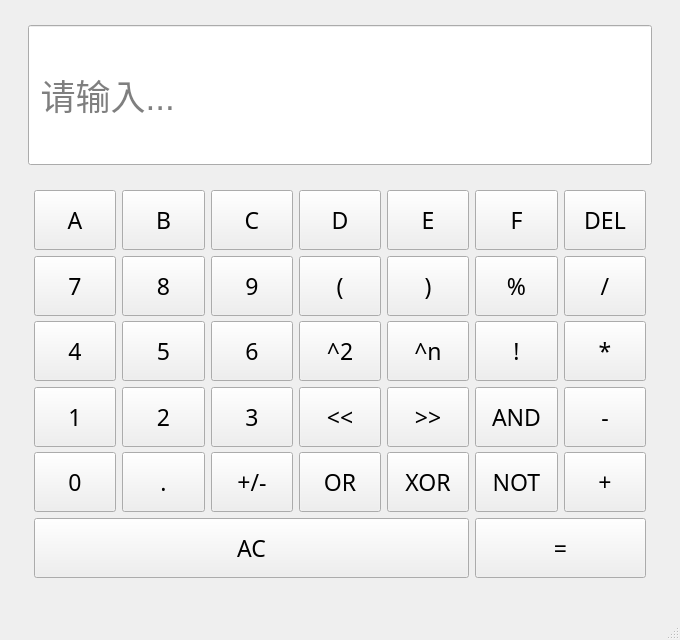
Above: mainwindow.ui from s3loy/HexCalculator before the change. Below: the same form after it.
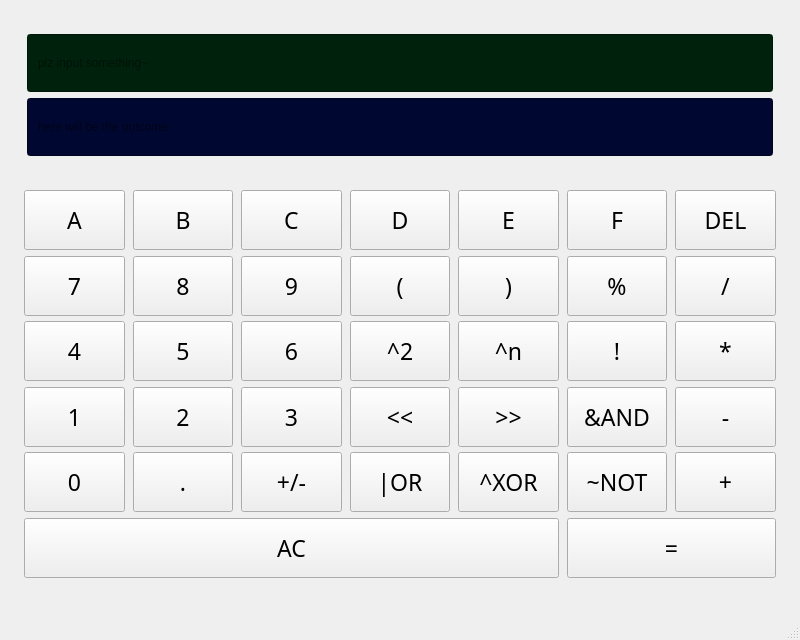
That is the form after the change.

Commit message: feat: Add fundamental calulator functions

Diff of the .ui file:
```diff
--- a/mainwindow.ui
+++ b/mainwindow.ui
@@ -6,19 +6,19 @@
    <rect>
     <x>0</x>
     <y>0</y>
-    <width>680</width>
+    <width>800</width>
     <height>640</height>
    </rect>
   </property>
   <property name="minimumSize">
    <size>
-    <width>680</width>
+    <width>800</width>
     <height>640</height>
    </size>
   </property>
   <property name="maximumSize">
    <size>
-    <width>680</width>
+    <width>800</width>
     <height>640</height>
    </size>
   </property>
@@ -59,94 +59,57 @@
     </item>
     <item>
      <widget class="QWidget" name="containerWidget" native="true">
-      <layout class="QHBoxLayout" name="horizontalLayout">
+      <layout class="QVBoxLayout" name="verticalLayout_2">
        <item>
-        <spacer name="horizontalSpacer_3">
-         <property name="orientation">
-          <enum>Qt::Orientation::Horizontal</enum>
-         </property>
-         <property name="sizeType">
-          <enum>QSizePolicy::Policy::Minimum</enum>
-         </property>
-         <property name="sizeHint" stdset="0">
-          <size>
-           <width>10</width>
-           <height>20</height>
-          </size>
-         </property>
-        </spacer>
-       </item>
-       <item>
-        <widget class="QLineEdit" name="displayLineEdit">
-         <property name="sizePolicy">
-          <sizepolicy hsizetype="Expanding" vsizetype="Preferred">
-           <horstretch>0</horstretch>
-           <verstretch>0</verstretch>
-          </sizepolicy>
-         </property>
+        <widget class="QWidget" name="displayPanel" native="true">
          <property name="minimumSize">
           <size>
            <width>70</width>
            <height>140</height>
           </size>
          </property>
-         <property name="maximumSize">
-          <size>
-           <width>16777215</width>
-           <height>140</height>
-          </size>
-         </property>
-         <property name="font">
-          <font>
-           <pointsize>26</pointsize>
-           <fontweight>Medium</fontweight>
-          </font>
-         </property>
-         <property name="cursor">
-          <cursorShape>BlankCursor</cursorShape>
-         </property>
-         <property name="mouseTracking">
-          <bool>false</bool>
-         </property>
-         <property name="tabletTracking">
-          <bool>false</bool>
-         </property>
-         <property name="acceptDrops">
-          <bool>false</bool>
-         </property>
-         <property name="whatsThis">
-          <string/>
-         </property>
-         <property name="autoFillBackground">
-          <bool>false</bool>
-         </property>
-         <property name="alignment">
-          <set>Qt::AlignmentFlag::AlignLeading|Qt::AlignmentFlag::AlignLeft|Qt::AlignmentFlag::AlignVCenter</set>
-         </property>
-         <property name="readOnly">
-          <bool>true</bool>
-         </property>
-         <property name="placeholderText">
-          <string> 请输入...</string>
-         </property>
+         <layout class="QVBoxLayout" name="verticalLayout_3">
+          <item>
+           <widget class="QLineEdit" name="exprLineEdit">
+            <property name="sizePolicy">
+             <sizepolicy hsizetype="Expanding" vsizetype="Expanding">
+              <horstretch>0</horstretch>
+              <verstretch>0</verstretch>
+             </sizepolicy>
+            </property>
+            <property name="styleSheet">
+             <string notr="true">padding-left: 8px;background-color: rgb(0, 34, 12)</string>
+            </property>
+            <property name="readOnly">
+             <bool>false</bool>
+            </property>
+            <property name="placeholderText">
+             <string>plz input something~</string>
+            </property>
+           </widget>
+          </item>
+          <item>
+           <widget class="QLineEdit" name="resultLineEdit">
+            <property name="sizePolicy">
+             <sizepolicy hsizetype="Expanding" vsizetype="Expanding">
+              <horstretch>0</horstretch>
+              <verstretch>0</verstretch>
+             </sizepolicy>
+            </property>
+            <property name="styleSheet">
+             <string notr="true">padding-left: 8px;background-color: rgb(0, 7, 48)</string>
+            </property>
+            <property name="readOnly">
+             <bool>true</bool>
+            </property>
+            <property name="placeholderText">
+             <string>here will be the outcome</string>
+            </property>
+           </widget>
+          </item>
+         </layout>
         </widget>
        </item>
-       <item>
-        <spacer name="horizontalSpacer_4">
-         <property name="orientation">
-          <enum>Qt::Orientation::Horizontal</enum>
-         </property>
-         <property name="sizeType">
-          <enum>QSizePolicy::Policy::Minimum</enum>
-         </property>
-         <property name="sizeHint" stdset="0">
-          <size>
-           <width>10</width>
-           <height>20</height>
-          </size>
-         </property>
-        </spacer>
-       </item>
       </layout>
      </widget>
     </item>
@@ -185,7 +148,10 @@
        <property name="bottomMargin">
         <number>15</number>
        </property>
-       <item row="3" column="1">
+       <property name="horizontalSpacing">
+        <number>8</number>
+       </property>
+       <item row="3" column="0">
         <widget class="QPushButton" name="btn1">
          <property name="sizePolicy">
           <sizepolicy hsizetype="Minimum" vsizetype="MinimumExpanding">
@@ -204,7 +170,7 @@
          </property>
         </widget>
        </item>
-       <item row="1" column="3">
+       <item row="1" column="2">
         <widget class="QPushButton" name="btn9">
          <property name="sizePolicy">
           <sizepolicy hsizetype="Minimum" vsizetype="MinimumExpanding">
@@ -223,7 +189,7 @@
          </property>
         </widget>
        </item>
-       <item row="2" column="3">
+       <item row="2" column="2">
         <widget class="QPushButton" name="btn6">
          <property name="sizePolicy">
           <sizepolicy hsizetype="Minimum" vsizetype="MinimumExpanding">
@@ -242,7 +208,7 @@
          </property>
         </widget>
        </item>
-       <item row="2" column="1">
+       <item row="2" column="0">
         <widget class="QPushButton" name="btn4">
          <property name="sizePolicy">
           <sizepolicy hsizetype="Minimum" vsizetype="MinimumExpanding">
@@ -261,7 +227,7 @@
          </property>
         </widget>
        </item>
-       <item row="2" column="6">
+       <item row="2" column="5">
         <widget class="QPushButton" name="btnFactorial">
          <property name="sizePolicy">
           <sizepolicy hsizetype="Minimum" vsizetype="MinimumExpanding">
@@ -280,7 +246,7 @@
          </property>
         </widget>
        </item>
-       <item row="2" column="5">
+       <item row="2" column="4">
         <widget class="QPushButton" name="btnPower">
          <property name="sizePolicy">
           <sizepolicy hsizetype="Minimum" vsizetype="MinimumExpanding">
@@ -299,7 +265,7 @@
          </property>
         </widget>
        </item>
-       <item row="4" column="5">
+       <item row="4" column="4">
         <widget class="QPushButton" name="btnXor">
          <property name="sizePolicy">
           <sizepolicy hsizetype="Minimum" vsizetype="MinimumExpanding">
@@ -314,11 +280,11 @@
           </size>
          </property>
          <property name="text">
-          <string>XOR</string>
+          <string>^XOR</string>
          </property>
         </widget>
        </item>
-       <item row="1" column="7">
+       <item row="1" column="6">
         <widget class="QPushButton" name="btnDivide">
          <property name="sizePolicy">
           <sizepolicy hsizetype="Minimum" vsizetype="MinimumExpanding">
@@ -337,7 +303,7 @@
          </property>
         </widget>
        </item>
-       <item row="1" column="2">
+       <item row="1" column="1">
         <widget class="QPushButton" name="btn8">
          <property name="sizePolicy">
           <sizepolicy hsizetype="Minimum" vsizetype="MinimumExpanding">
@@ -356,7 +322,7 @@
          </property>
         </widget>
        </item>
-       <item row="1" column="4">
+       <item row="1" column="3">
         <widget class="QPushButton" name="btnLeftParen">
          <property name="sizePolicy">
           <sizepolicy hsizetype="Minimum" vsizetype="MinimumExpanding">
@@ -375,7 +341,7 @@
          </property>
         </widget>
        </item>
-       <item row="2" column="7">
+       <item row="2" column="6">
         <widget class="QPushButton" name="btnMultiply">
          <property name="sizePolicy">
           <sizepolicy hsizetype="Minimum" vsizetype="MinimumExpanding">
@@ -394,7 +360,7 @@
          </property>
         </widget>
        </item>
-       <item row="1" column="5">
+       <item row="1" column="4">
         <widget class="QPushButton" name="btnRightParen">
          <property name="sizePolicy">
           <sizepolicy hsizetype="Minimum" vsizetype="MinimumExpanding">
@@ -413,7 +379,7 @@
          </property>
         </widget>
        </item>
-       <item row="3" column="5">
+       <item row="3" column="4">
         <widget class="QPushButton" name="btnRightShift">
          <property name="sizePolicy">
           <sizepolicy hsizetype="Minimum" vsizetype="MinimumExpanding">
@@ -432,7 +398,7 @@
          </property>
         </widget>
        </item>
-       <item row="0" column="3">
+       <item row="0" column="2">
         <widget class="QPushButton" name="btnC">
          <property name="sizePolicy">
           <sizepolicy hsizetype="Minimum" vsizetype="MinimumExpanding">
@@ -451,7 +417,7 @@
          </property>
         </widget>
        </item>
-       <item row="2" column="2">
+       <item row="2" column="1">
         <widget class="QPushButton" name="btn5">
          <property name="sizePolicy">
           <sizepolicy hsizetype="Minimum" vsizetype="MinimumExpanding">
@@ -470,7 +436,7 @@
          </property>
         </widget>
        </item>
-       <item row="4" column="4">
+       <item row="4" column="3">
         <widget class="QPushButton" name="btnOr">
          <property name="sizePolicy">
           <sizepolicy hsizetype="Minimum" vsizetype="MinimumExpanding">
@@ -485,11 +451,11 @@
           </size>
          </property>
          <property name="text">
-          <string>OR</string>
+          <string>|OR</string>
          </property>
         </widget>
        </item>
-       <item row="5" column="6" colspan="2">
+       <item row="5" column="5" colspan="2">
         <widget class="QPushButton" name="btnEqual">
          <property name="sizePolicy">
           <sizepolicy hsizetype="Minimum" vsizetype="MinimumExpanding">
@@ -508,7 +474,7 @@
          </property>
         </widget>
        </item>
-       <item row="4" column="3">
+       <item row="4" column="2">
         <widget class="QPushButton" name="btnNegate">
          <property name="sizePolicy">
           <sizepolicy hsizetype="Minimum" vsizetype="MinimumExpanding">
@@ -527,7 +493,7 @@
          </property>
         </widget>
        </item>
-       <item row="2" column="4">
+       <item row="2" column="3">
         <widget class="QPushButton" name="btnSquare">
          <property name="sizePolicy">
           <sizepolicy hsizetype="Minimum" vsizetype="MinimumExpanding">
@@ -546,7 +512,7 @@
          </property>
         </widget>
        </item>
-       <item row="3" column="6">
+       <item row="3" column="5">
         <widget class="QPushButton" name="btnAnd">
          <property name="sizePolicy">
           <sizepolicy hsizetype="Minimum" vsizetype="MinimumExpanding">
@@ -561,11 +527,11 @@
           </size>
          </property>
          <property name="text">
-          <string>AND</string>
+          <string>&amp;&amp;AND</string>
          </property>
         </widget>
        </item>
-       <item row="0" column="5">
+       <item row="0" column="4">
         <widget class="QPushButton" name="btnE">
          <property name="sizePolicy">
           <sizepolicy hsizetype="Minimum" vsizetype="MinimumExpanding">
@@ -584,7 +550,7 @@
          </property>
         </widget>
        </item>
-       <item row="4" column="2">
+       <item row="4" column="1">
         <widget class="QPushButton" name="btnDot">
          <property name="sizePolicy">
           <sizepolicy hsizetype="Minimum" vsizetype="MinimumExpanding">
@@ -603,7 +569,7 @@
          </property>
         </widget>
        </item>
-       <item row="0" column="4">
+       <item row="0" column="3">
         <widget class="QPushButton" name="btnD">
          <property name="sizePolicy">
           <sizepolicy hsizetype="Minimum" vsizetype="MinimumExpanding">
@@ -622,7 +588,7 @@
          </property>
         </widget>
        </item>
-       <item row="1" column="6">
+       <item row="1" column="5">
         <widget class="QPushButton" name="btnModulo">
          <property name="sizePolicy">
           <sizepolicy hsizetype="Minimum" vsizetype="MinimumExpanding">
@@ -641,7 +607,7 @@
          </property>
         </widget>
        </item>
-       <item row="3" column="4">
+       <item row="3" column="3">
         <widget class="QPushButton" name="btnLeftShift">
          <property name="sizePolicy">
           <sizepolicy hsizetype="Minimum" vsizetype="MinimumExpanding">
@@ -660,7 +626,7 @@
          </property>
         </widget>
        </item>
-       <item row="4" column="6">
+       <item row="4" column="5">
         <widget class="QPushButton" name="btnNot">
          <property name="sizePolicy">
           <sizepolicy hsizetype="Minimum" vsizetype="MinimumExpanding">
@@ -675,11 +641,11 @@
           </size>
          </property>
          <property name="text">
-          <string>NOT</string>
+          <string>~NOT</string>
          </property>
         </widget>
        </item>
-       <item row="5" column="1" colspan="5">
+       <item row="5" column="0" colspan="5">
         <widget class="QPushButton" name="btnClear">
          <property name="sizePolicy">
           <sizepolicy hsizetype="Minimum" vsizetype="MinimumExpanding">
@@ -698,7 +664,7 @@
          </property>
         </widget>
        </item>
-       <item row="3" column="7">
+       <item row="3" column="6">
         <widget class="QPushButton" name="btnMinus">
          <property name="sizePolicy">
           <sizepolicy hsizetype="Minimum" vsizetype="MinimumExpanding">
@@ -717,7 +683,7 @@
          </property>
         </widget>
        </item>
-       <item row="0" column="6">
+       <item row="0" column="5">
         <widget class="QPushButton" name="btnF">
          <property name="sizePolicy">
           <sizepolicy hsizetype="Minimum" vsizetype="MinimumExpanding">
@@ -736,7 +702,7 @@
          </property>
         </widget>
        </item>
-       <item row="0" column="2">
+       <item row="0" column="1">
         <widget class="QPushButton" name="btnB">
          <property name="sizePolicy">
           <sizepolicy hsizetype="Minimum" vsizetype="MinimumExpanding">
@@ -755,7 +721,7 @@
          </property>
         </widget>
        </item>
-       <item row="0" column="1">
+       <item row="0" column="0">
         <widget class="QPushButton" name="btnA">
          <property name="sizePolicy">
           <sizepolicy hsizetype="Minimum" vsizetype="MinimumExpanding">
@@ -782,7 +748,7 @@
          </property>
         </widget>
        </item>
-       <item row="3" column="2">
+       <item row="3" column="1">
         <widget class="QPushButton" name="btn2">
          <property name="sizePolicy">
           <sizepolicy hsizetype="Minimum" vsizetype="MinimumExpanding">
@@ -801,7 +767,7 @@
          </property>
         </widget>
        </item>
-       <item row="3" column="3">
+       <item row="3" column="2">
         <widget class="QPushButton" name="btn3">
          <property name="sizePolicy">
           <sizepolicy hsizetype="Minimum" vsizetype="MinimumExpanding">
@@ -820,23 +786,7 @@
          </property>
         </widget>
        </item>
-       <item row="3" column="8">
-        <spacer name="horizontalSpacer_2">
-         <property name="orientation">
-          <enum>Qt::Orientation::Horizontal</enum>
-         </property>
-         <property name="sizeType">
-          <enum>QSizePolicy::Policy::Minimum</enum>
-         </property>
-         <property name="sizeHint" stdset="0">
-          <size>
-           <width>10</width>
-           <height>20</height>
-          </size>
-         </property>
-        </spacer>
-       </item>
-       <item row="4" column="7">
+       <item row="4" column="6">
         <widget class="QPushButton" name="btnPlus">
          <property name="sizePolicy">
           <sizepolicy hsizetype="Minimum" vsizetype="MinimumExpanding">
@@ -855,7 +805,7 @@
          </property>
         </widget>
        </item>
-       <item row="1" column="1">
+       <item row="1" column="0">
         <widget class="QPushButton" name="btn7">
          <property name="sizePolicy">
           <sizepolicy hsizetype="Minimum" vsizetype="MinimumExpanding">
@@ -874,7 +824,7 @@
          </property>
         </widget>
        </item>
-       <item row="4" column="1">
+       <item row="4" column="0">
         <widget class="QPushButton" name="btn0">
          <property name="sizePolicy">
           <sizepolicy hsizetype="Minimum" vsizetype="MinimumExpanding">
@@ -893,7 +843,7 @@
          </property>
         </widget>
        </item>
-       <item row="0" column="7">
+       <item row="0" column="6">
         <widget class="QPushButton" name="btnDelete">
          <property name="sizePolicy">
           <sizepolicy hsizetype="Minimum" vsizetype="MinimumExpanding">
@@ -912,22 +862,6 @@
          </property>
         </widget>
        </item>
-       <item row="0" column="0" rowspan="6">
-        <spacer name="horizontalSpacer">
-         <property name="orientation">
-          <enum>Qt::Orientation::Horizontal</enum>
-         </property>
-         <property name="sizeType">
-          <enum>QSizePolicy::Policy::Minimum</enum>
-         </property>
-         <property name="sizeHint" stdset="0">
-          <size>
-           <width>10</width>
-           <height>20</height>
-          </size>
-         </property>
-        </spacer>
-       </item>
       </layout>
      </widget>
     </item>
```
The commit also changes 2 other files.
